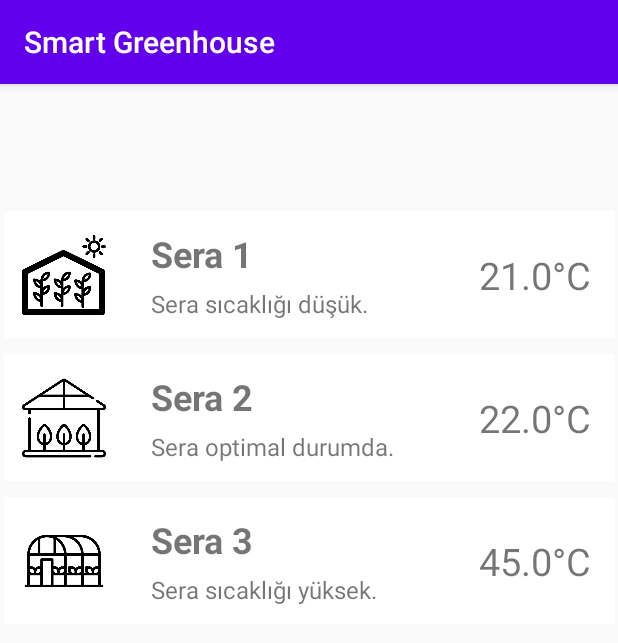
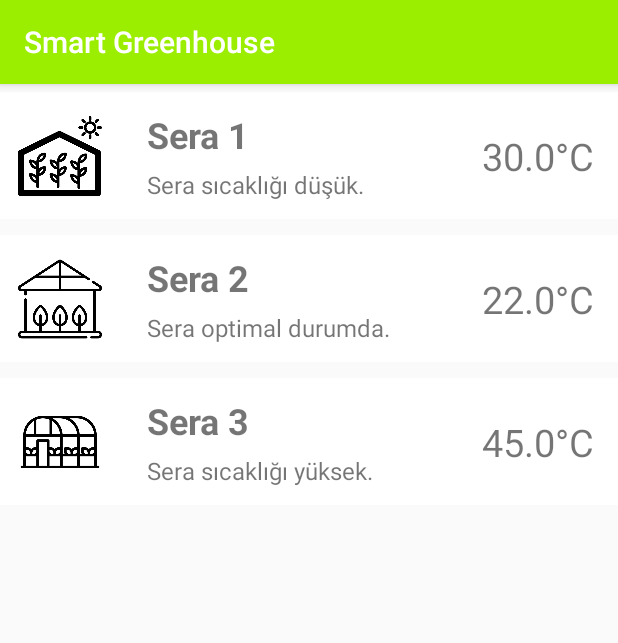
Before and after one commit to kourou1997/MultidisciplinaryProject, an Android app: the screen it shows after launch (MainActivity), on a phone screen of 412 x 824 dp. Shown: the top 643 px of the screen. Run offline under Robolectric (Android 15) with nearby library versions, the phone set to English and light mode, and no system bars; our stand-ins replace Firebase (no records; nobody signed in at launch, a user with empty details on screens opened directly).

```diff
--- a/app/src/main/java/com/cdtp/smartgreenhouse/Controllers/MainActivity.java
+++ b/app/src/main/java/com/cdtp/smartgreenhouse/Controllers/MainActivity.java
@@ -6,20 +6,24 @@ import androidx.recyclerview.widget.RecyclerView;
 
 import android.os.Bundle;
 
+
 import com.cdtp.smartgreenhouse.Model.Sera;
 import com.cdtp.smartgreenhouse.R;
+import com.google.firebase.FirebaseApp;
+import com.google.firebase.database.DatabaseReference;
+import com.google.firebase.database.FirebaseDatabase;
 
 public class MainActivity extends AppCompatActivity {
 
     //Data server'dan alınacak, şimdilik test array'i verildi
-    Sera sera[] = {new Sera("Sera 1", "Sera sıcaklığı düşük.", R.drawable.sera_1, 21.0),
+    private Sera sera[] = {new Sera("Sera 1", "Sera sıcaklığı düşük.", R.drawable.sera_1, 30.0),
                     new Sera("Sera 2", "Sera optimal durumda.", R.drawable.sera_2, 22.0),
                     new Sera("Sera 3", "Sera sıcaklığı yüksek.", R.drawable.sera_3, 45.0)};
 
-    RecyclerView recyclerView;
-    String seralar[], sera_descriptions[];
-    int images[];
-    double temperatures[];
+    private RecyclerView recyclerView;
+    private String seralar[], sera_descriptions[];
+    private int images[];
+    private double temperatures[];
 
 
 
@@ -29,9 +33,15 @@ public class MainActivity extends AppCompatActivity {
         setContentView(R.layout.activity_main);
 
         recyclerView = findViewById(R.id.recycler_view);
+        FirebaseApp.initializeApp(getBaseContext());
 
-        //sera bilgileri burada doluyor, bu ileride server'dan çekilecek bilginin doldurulduğu yer olacak
+            //sera bilgileri burada doluyor, bu ileride server'dan çekilecek bilginin doldurulduğu yer olacak
         fillData();
+
+        FirebaseDatabase database = FirebaseDatabase.getInstance();
+        DatabaseReference myRef = database.getReference("greenhouseData");
+
+        myRef.setValue("Hello, World!");
 
         MyAdapter myAdapter = new MyAdapter(this, seralar, sera_descriptions, images, temperatures);
 
--- a/app/src/main/res/layout/activity_main.xml
+++ b/app/src/main/res/layout/activity_main.xml
@@ -7,13 +7,14 @@
     android:background="#FAFAFA"
     tools:context=".Controllers.MainActivity">
 
+
     <androidx.recyclerview.widget.RecyclerView
         android:id="@+id/recycler_view"
-        android:layout_width="407dp"
-        android:layout_height="729dp"
-        android:layout_marginTop="120dp"
+        android:layout_width="0dp"
+        android:layout_height="0dp"
         app:layout_constraintBottom_toBottomOf="parent"
         app:layout_constraintEnd_toEndOf="parent"
+        app:layout_constraintHorizontal_bias="1.0"
         app:layout_constraintStart_toStartOf="parent"
         app:layout_constraintTop_toTopOf="parent" />
 
--- a/app/src/main/res/values/colors.xml
+++ b/app/src/main/res/values/colors.xml
@@ -1,6 +1,6 @@
 <?xml version="1.0" encoding="utf-8"?>
 <resources>
-    <color name="colorPrimary">#6200EE</color>
-    <color name="colorPrimaryDark">#3700B3</color>
-    <color name="colorAccent">#03DAC5</color>
+    <color name="colorPrimary">#9BEE00</color>
+    <color name="colorPrimaryDark">#76B304</color>
+    <color name="colorAccent">#03A8DA</color>
 </resources>
--- a/build.gradle
+++ b/build.gradle
@@ -3,10 +3,11 @@ buildscript {
     repositories {
         google()
         jcenter()
+        maven { url 'https://jitpack.io' }
     }
     dependencies {
         classpath "com.android.tools.build:gradle:4.0.0"
-
+        classpath 'com.google.gms:google-services:4.3.4'
         // NOTE: Do not place your application dependencies here; they belong
         // in the individual module build.gradle files
     }
@@ -16,6 +17,7 @@ allprojects {
     repositories {
         google()
         jcenter()
+        maven { url 'https://jitpack.io' }
     }
 }
 
```
Also changed, not shown: app/build.gradle (+11 -0 lines), app/src/main/java/com/cdtp/smartgreenhouse/Controllers/DetailActivity.java (+148 -10 lines), app/src/main/res/layout/activity_detail.xml (+16 -13 lines), 1 other file.
